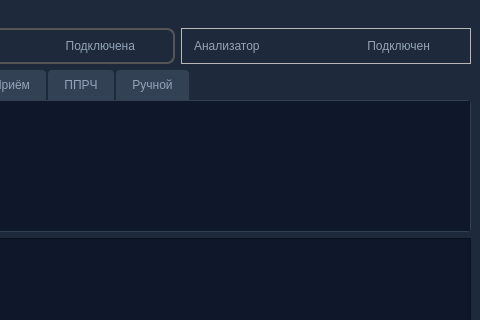
This is mainwindow.ui in vitalisimys/Check_station as Qt 5 draws it before an edit; both pictures show x 124 to 604 and y 0 to 320 of the 604 by 469 pixel window. The edited form follows.
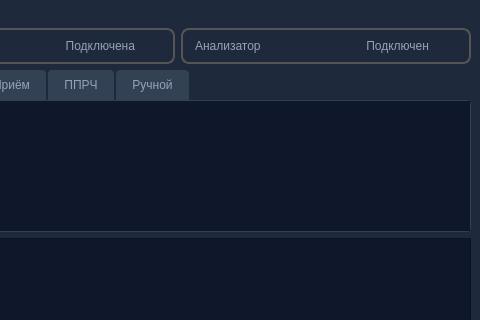
This is the edited form. Icons and pictures are not drawn.

```diff
--- a/mainwindow.ui
+++ b/mainwindow.ui
@@ -124,6 +124,14 @@
       </item>
       <item>
        <widget class="QFrame" name="frameR3">
+        <property name="styleSheet">
+         <string notr="true">#frameR3 {
+    color: #10b981;
+    border-radius: 8px;        /* Закругленные углы*/ 
+    border: 2px solid #555555; /* Тонкая рамка */
+    font-family: &quot;Consolas&quot;;
+}</string>
+        </property>
         <property name="frameShape">
          <enum>QFrame::StyledPanel</enum>
         </property>
```
Left out of the diff: 10 changed lines with no effect on the pictures.
